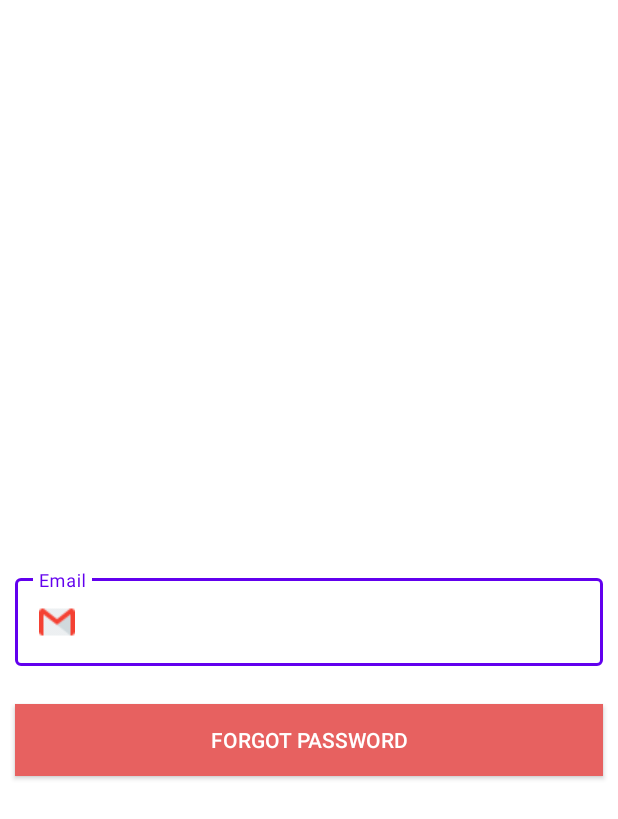
After one commit to noobCode24/App-Ecommerce-Manager, an Android app: the layout activity_reset_pass.xml on its own in the app's theme, with its tools: preview values and no code run, on a phone screen of 412 x 824 dp. The commit adds this screen. Shown: the top 819 px of the screen. Run offline under Robolectric (Android 15) with nearby library versions, the phone set to English and light mode, and no system bars.

Commit message:
Init reset pass

```diff
--- a/app/src/main/AndroidManifest.xml
+++ b/app/src/main/AndroidManifest.xml
@@ -27,6 +27,9 @@
             </intent-filter>
         </activity>
         <activity
+            android:name=".Activity.ResetPassActivity"
+            android:exported="false" />
+        <activity
             android:name=".Activity.RegisterActivity"
             android:exported="false" />
         <activity
--- a/app/src/main/java/com/example/app_ecommerce/utils/Utils.java
+++ b/app/src/main/java/com/example/app_ecommerce/utils/Utils.java
@@ -6,7 +6,7 @@ import com.example.app_ecommerce.Model.User;
 import java.util.List;
 
 public class Utils {
-    public static final String BASE_URL = "http://192.168.1.7/app_Ecommerce/";
+    public static final String BASE_URL = "http://192.168.1.12/app_Ecommerce/";
     public static List<ShoppingCart> ShoppingCartList;
     public static User user_current = new User();
 }
--- /dev/null
+++ b/app/src/main/res/layout/activity_reset_pass.xml
@@ -0,0 +1,50 @@
+<?xml version="1.0" encoding="utf-8"?>
+<androidx.constraintlayout.widget.ConstraintLayout xmlns:android="http://schemas.android.com/apk/res/android"
+    xmlns:app="http://schemas.android.com/apk/res-auto"
+    xmlns:tools="http://schemas.android.com/tools"
+    android:id="@+id/main"
+    android:layout_width="match_parent"
+    android:layout_height="match_parent"
+    tools:context=".Activity.ResetPassActivity">
+    <com.google.android.material.textfield.TextInputLayout
+        android:id="@+id/line1"
+        app:layout_constraintTop_toTopOf="parent"
+        app:layout_constraintBottom_toBottomOf="parent"
+        style="@style/Widget.MaterialComponents.TextInputLayout.OutlinedBox"
+        android:layout_marginLeft="10dp"
+        android:layout_marginRight="10dp"
+        android:layout_width="match_parent"
+        android:layout_height="wrap_content">
+        <com.google.android.material.textfield.TextInputEditText
+            android:layout_width="match_parent"
+            android:layout_height="wrap_content"
+            android:hint="Email"
+            android:id="@+id/edtresetpass"
+            android:drawableLeft="@drawable/result_gmail"
+            android:drawablePadding="10dp"
+            android:inputType="textEmailAddress"/>
+    </com.google.android.material.textfield.TextInputLayout>
+
+    <androidx.appcompat.widget.AppCompatButton
+        android:id="@+id/btnresetpass"
+        android:layout_width="match_parent"
+        android:layout_height="wrap_content"
+        app:layout_constraintTop_toBottomOf="@+id/line1"
+        android:layout_marginLeft="10dp"
+        android:layout_marginRight="10dp"
+        android:text="Forgot Password"
+        android:textColor="@color/white"
+        android:background="@drawable/red_button_background"
+        android:layout_marginTop="25dp"/>
+
+    <ProgressBar
+        android:id="@+id/progressbar"
+        android:visibility="gone"
+        android:layout_width="wrap_content"
+        android:layout_height="wrap_content"
+        app:layout_constraintTop_toTopOf="parent"
+        app:layout_constraintBottom_toBottomOf="parent"
+        app:layout_constraintStart_toStartOf="parent"
+        app:layout_constraintEnd_toEndOf="parent"
+        />
+</androidx.constraintlayout.widget.ConstraintLayout>
--- a/app/src/main/res/xml/network_security_config.xml
+++ b/app/src/main/res/xml/network_security_config.xml
@@ -1,6 +1,6 @@
 <?xml version="1.0" encoding="utf-8"?>
 <network-security-config>
     <domain-config cleartextTrafficPermitted="true">
-        <domain includeSubdomains="true">192.168.1.7</domain>
+        <domain includeSubdomains="true">192.168.1.12</domain>
     </domain-config>
 </network-security-config>
```
Also changed, not shown: app/src/main/java/com/example/app_ecommerce/Activity/LoginActivity.java (+7 -1 lines), app/src/main/java/com/example/app_ecommerce/Activity/ResetPassActivity.java (added, +103 -0 lines), app/src/main/java/com/example/app_ecommerce/Retrofit/ApiEcommerce.java (+7 -0 lines), app/src/main/java/com/example/app_ecommerce/Retrofit/RetrofitClient.java (+10 -0 lines), app/src/main/res/layout/activity_login.xml (+11 -0 lines).
